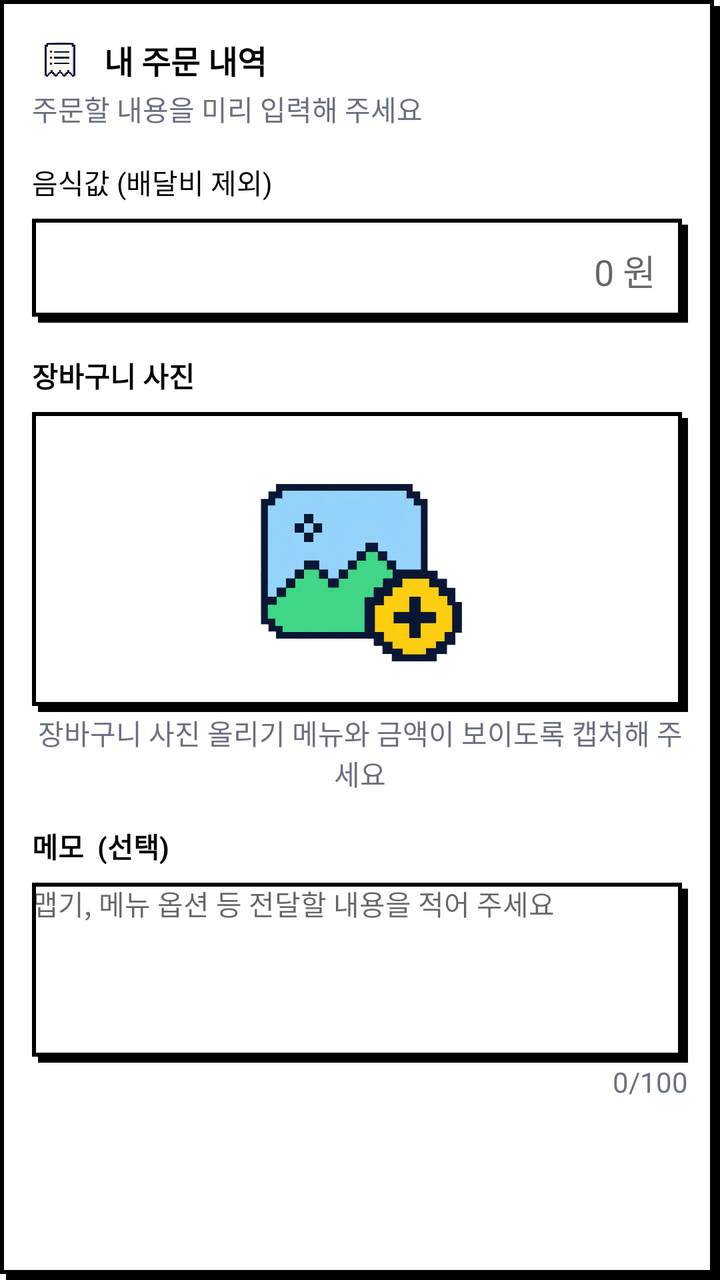
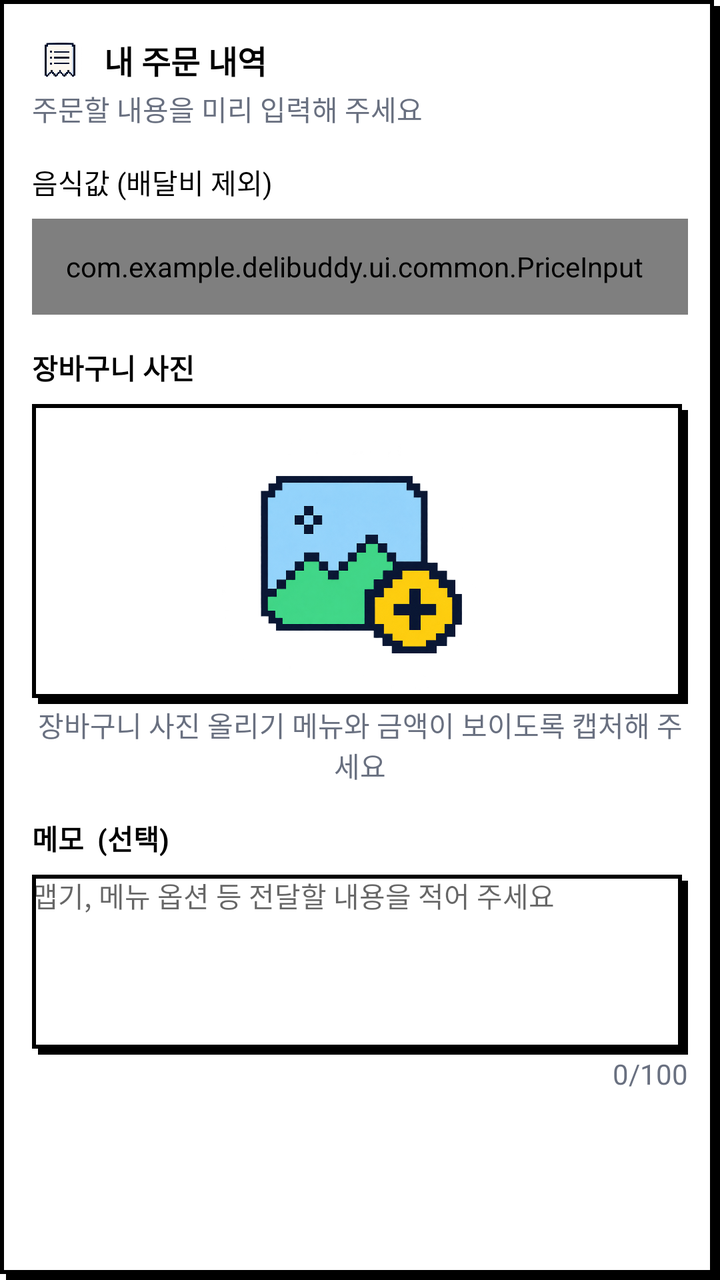

The first picture is an Android layout as it rendered before a commit; the second is the same layout after the commit. The layout source and the unified diff follow.
<!-- AndroidManifest.xml: application theme Theme.Delibuddy -->
<!-- res/layout/layout_room_detail_order.xml -->
<LinearLayout xmlns:android="http://schemas.android.com/apk/res/android"
    android:id="@+id/order_card"
    android:layout_width="match_parent"
    android:layout_height="wrap_content"
    android:layout_marginTop="16dp"
    android:background="@drawable/bg_pixel_box"
    android:orientation="vertical"
    android:padding="16dp">

    <LinearLayout
        android:layout_width="match_parent"
        android:layout_height="wrap_content"
        android:gravity="center_vertical"
        android:orientation="horizontal">

        <ImageView
            android:layout_width="28dp"
            android:layout_height="28dp"
            android:layout_marginEnd="8dp"
            android:contentDescription="@null"
            android:scaleType="fitCenter"
            android:src="@drawable/receipt_icon" />

        <TextView
            android:layout_width="wrap_content"
            android:layout_height="wrap_content"
            android:text="내 주문 내역"
            android:textColor="@color/black"
            android:textSize="16sp"
            android:textStyle="bold" />
    </LinearLayout>

    <TextView
        android:layout_width="match_parent"
        android:layout_height="wrap_content"
        android:layout_marginBottom="16dp"
        android:text="주문할 내용을 미리 입력해 주세요"
        android:textColor="#697080" />

    <TextView
        android:layout_width="match_parent"
        android:layout_height="wrap_content"
        android:text="음식값 (배달비 제외)"
        android:textColor="@color/black" />

    <EditText
        android:id="@+id/input_order_price"
        android:layout_width="match_parent"
        android:layout_height="52dp"
        android:layout_marginTop="8dp"
        android:background="@drawable/bg_pixel_box"
        android:gravity="end|center_vertical"
        android:paddingHorizontal="16dp"
        android:hint="0 원"
        android:inputType="number"
        android:maxLength="10"
        android:textColor="@color/black" />

    <TextView
        android:layout_width="match_parent"
        android:layout_height="wrap_content"
        android:layout_marginTop="16dp"
        android:text="장바구니 사진"
        android:textColor="@color/black"
        android:textStyle="bold" />

    <ImageView
        android:id="@+id/image_order_preview"
        android:layout_width="match_parent"
        android:layout_height="150dp"
        android:layout_marginTop="8dp"
        android:background="@drawable/bg_pixel_box"
        android:contentDescription="장바구니 사진 올리기"
        android:scaleType="centerInside"
        android:src="@drawable/picture_icon" />

    <TextView
        android:layout_width="match_parent"
        android:layout_height="wrap_content"
        android:gravity="center"
        android:text="장바구니 사진 올리기 메뉴와 금액이 보이도록 캡처해 주세요"
        android:textColor="#697080" />

    <TextView
        android:layout_width="match_parent"
        android:layout_height="wrap_content"
        android:layout_marginTop="16dp"
        android:text="메모  (선택)"
        android:textColor="@color/black"
        android:textStyle="bold" />

    <EditText
        android:id="@+id/input_order_memo"
        android:layout_width="match_parent"
        android:layout_height="90dp"
        android:layout_marginTop="8dp"
        android:background="@drawable/bg_pixel_box"
        android:gravity="top"
        android:hint="맵기, 메뉴 옵션 등 전달할 내용을 적어 주세요"
        android:inputType="textMultiLine"
        android:maxLength="100"
        android:textColor="@color/black"
        android:textSize="14sp" />

    <TextView
        android:id="@+id/text_memo_count"
        android:layout_width="match_parent"
        android:layout_height="wrap_content"
        android:gravity="end"
        android:text="0/100"
        android:textColor="#697080" />

    <TextView
        android:id="@+id/text_order_message"
        android:layout_width="match_parent"
        android:layout_height="wrap_content"
        android:textColor="#697080" />
</LinearLayout>
<!-- resources referenced by this layout -->
<resources>
  <color name="black">#FF000000</color>
  <!-- drawable bg_pixel_box (drawable) -->
  <?xml version="1.0" encoding="utf-8"?>
  <layer-list xmlns:android="http://schemas.android.com/apk/res/android">
      
      <item
          android:left="@dimen/pixel_shadow"
          android:top="@dimen/pixel_shadow">
          <shape android:shape="rectangle">
              <solid android:color="@color/black" />
          </shape>
      </item>
      
      <item
          android:right="@dimen/pixel_shadow"
          android:bottom="@dimen/pixel_shadow">
          <shape android:shape="rectangle">
              <solid android:color="@color/white" />
              <stroke
                  android:width="@dimen/pixel_stroke"
                  android:color="@color/black" />
          </shape>
      </item>
  </layer-list>
  <!-- drawable picture_icon: png bitmap (drawable, 557710 bytes) -->
  <!-- drawable receipt_icon: png bitmap (drawable, 546539 bytes) -->
  <style name="Theme.Delibuddy" parent="Theme.MaterialComponents.DayNight.NoActionBar">
          
          <item name="colorPrimary">@color/background</item>
          <item name="colorPrimaryVariant">@color/purple_700</item>
          <item name="colorOnPrimary">@color/white</item>
          
          <item name="colorSecondary">@color/teal_200</item>
          <item name="colorSecondaryVariant">@color/teal_700</item>
          <item name="colorOnSecondary">@color/black</item>
          
          <item name="android:statusBarColor">?attr/colorPrimaryVariant</item>
          
          <item name="fontFamily">@font/mulmaru</item>
      </style>
  <dimen name="pixel_shadow">3dp</dimen>
  <color name="white">#FFFFFFFF</color>
  <dimen name="pixel_stroke">2dp</dimen>
  <color name="background">#FFF4CF</color>
  <color name="purple_700">#FF3700B3</color>
  <color name="teal_200">#FF03DAC5</color>
  <color name="teal_700">#FF018786</color>
</resources>

<!-- the commit's change to res/layout/layout_room_detail_order.xml (unified diff, before → after) -->
@@ -1,4 +1,5 @@
 <LinearLayout xmlns:android="http://schemas.android.com/apk/res/android"
+    xmlns:app="http://schemas.android.com/apk/res-auto"
     android:id="@+id/order_card"
     android:layout_width="match_parent"
     android:layout_height="wrap_content"
@@ -43,18 +44,15 @@
         android:text="음식값 (배달비 제외)"
         android:textColor="@color/black" />
 
-    <EditText
-        android:id="@+id/input_order_price"
+    <com.example.delibuddy.ui.common.PriceInput
+        android:id="@+id/order_price_amount"
+        style="@style/PriceInputStyle"
         android:layout_width="match_parent"
-        android:layout_height="52dp"
+        android:layout_height="48dp"
         android:layout_marginTop="8dp"
-        android:background="@drawable/bg_pixel_box"
-        android:gravity="end|center_vertical"
-        android:paddingHorizontal="16dp"
-        android:hint="0 원"
-        android:inputType="number"
+        android:hint="@string/order_amount_hint"
         android:maxLength="10"
-        android:textColor="@color/black" />
+        app:amountEditId="@+id/input_order_price" />
 
     <TextView
         android:layout_width="match_parent"
<!-- resource entries referenced after the edit -->
@@ -26,6 +26,16 @@
   </layer-list>
   <!-- drawable picture_icon: png bitmap (drawable, 557710 bytes) -->
   <!-- drawable receipt_icon: png bitmap (drawable, 546539 bytes) -->
+  <string name="order_amount_hint">0</string>
+  <style name="PriceInputStyle">
+          <item name="android:orientation">horizontal</item>
+          <item name="android:gravity">center_vertical</item>
+          <item name="android:background">@drawable/bg_pixel_box</item>
+          <item name="android:paddingStart">12dp</item>
+          <item name="android:paddingTop">0dp</item>
+          <item name="android:paddingEnd">18dp</item>
+          <item name="android:paddingBottom">0dp</item>
+      </style>
   <style name="Theme.Delibuddy" parent="Theme.MaterialComponents.DayNight.NoActionBar">
           
           <item name="colorPrimary">@color/background</item>
